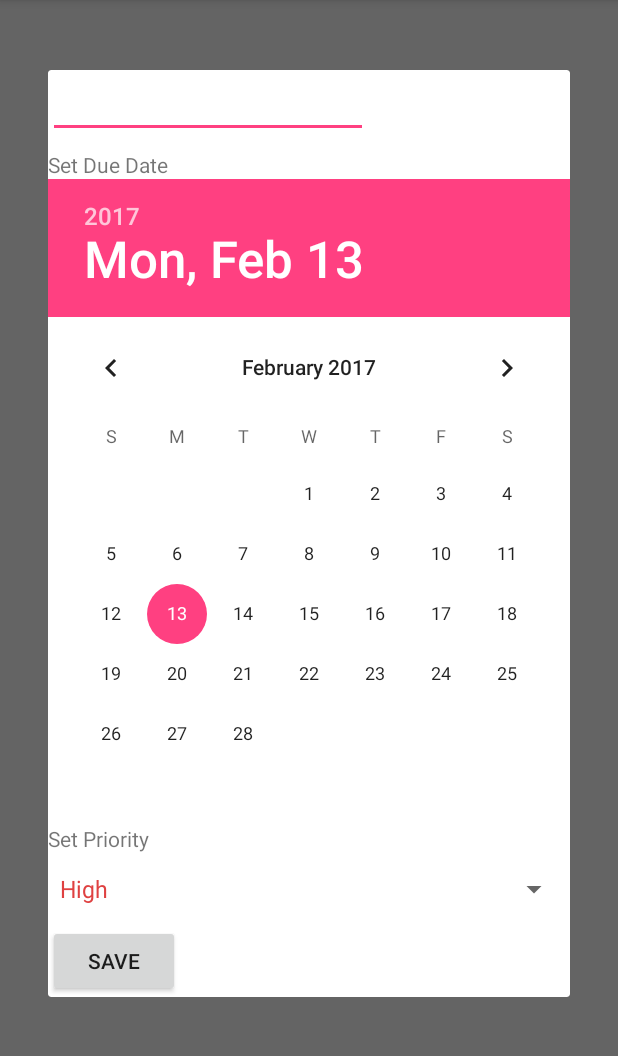
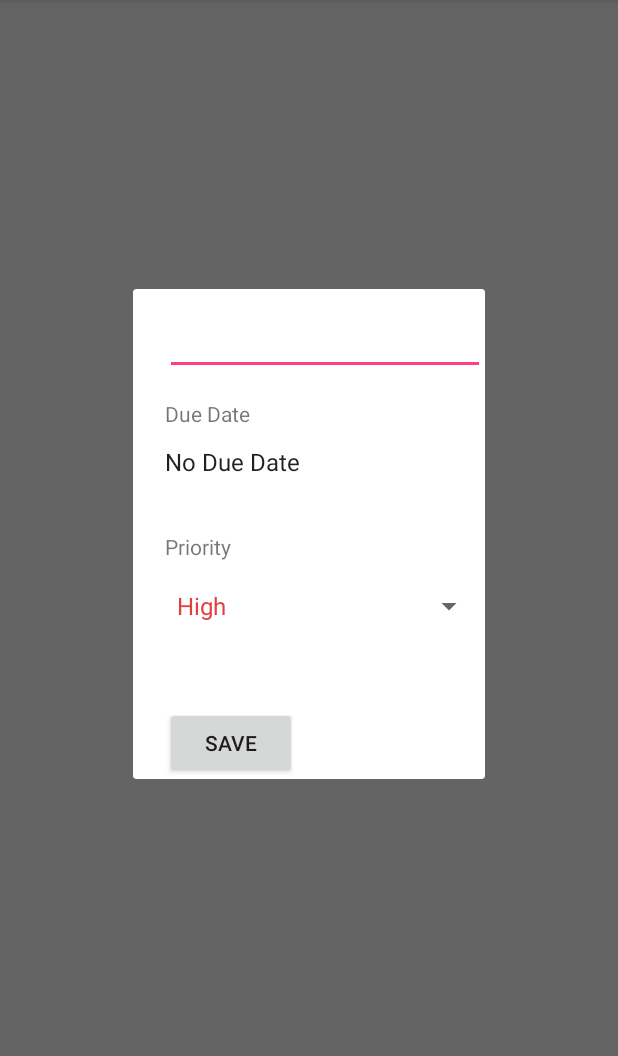
Before and after one commit to david-shao/codepath-app0, an Android app: the fragment EditItemFragment shown on its own in the app's theme, on a phone screen of 412 x 824 dp, the part 84-1140 px from its top. Run offline under Robolectric (Android 15) with nearby library versions, the phone set to English and light mode, and no system bars; libraries missing offline, so code that uses them is left out: com.raizlabs.android; 7 statements that could not run were skipped.

Commit message:
moving date picker to its own dialog fragment

```diff
--- a/app/src/main/java/com/david/todo/adapters/TodoItemsAdapter.java
+++ b/app/src/main/java/com/david/todo/adapters/TodoItemsAdapter.java
@@ -65,7 +65,11 @@ public class TodoItemsAdapter extends ArrayAdapter<TodoItem> {
         Date dueDate = todoItem.getDueDate();
         if (dueDate != null) {
             DateFormat df = DateFormat.getDateInstance();
-            String dateStr = getContext().getResources().getString(R.string.due_date_prefix) + " " + df.format(dueDate);
+            CharSequence dateStr = getContext().getResources().getString(R.string.due_date_prefix) + " " + df.format(dueDate);
+            if (dueDate.before(new Date())) {
+                //if past due date, set to high priority color
+                dateStr = StyleUtil.applyColor(dateStr, getContext().getResources().getColor(R.color.highPriority));
+            }
             viewHolder.tvDueDate.setText(dateStr);
         } else {
             viewHolder.tvDueDate.setText("");
--- a/app/src/main/java/com/david/todo/fragments/EditItemFragment.java
+++ b/app/src/main/java/com/david/todo/fragments/EditItemFragment.java
@@ -3,32 +3,33 @@ package com.david.todo.fragments;
 import android.os.Bundle;
 import android.support.annotation.Nullable;
 import android.support.v4.app.DialogFragment;
+import android.support.v4.app.FragmentManager;
 import android.view.LayoutInflater;
 import android.view.View;
 import android.view.ViewGroup;
 import android.widget.AdapterView;
 import android.widget.ArrayAdapter;
 import android.widget.Button;
-import android.widget.DatePicker;
 import android.widget.EditText;
 import android.widget.Spinner;
+import android.widget.TextView;
 
 import com.david.todo.R;
 import com.david.todo.models.TodoItem;
 import com.david.todo.utils.StyleUtil;
 
-import java.util.Calendar;
+import java.text.DateFormat;
 import java.util.Date;
 
 /**
  * Created by David on 2/12/2017.
  */
 
-public class EditItemFragment extends DialogFragment implements View.OnClickListener, AdapterView.OnItemSelectedListener {
+public class EditItemFragment extends DialogFragment implements View.OnClickListener, AdapterView.OnItemSelectedListener, DatePickerFragment.DatePickerDialogListener {
     private int position;
     private TodoItem todoItem;
     private EditText etEditItem;
-    private DatePicker dpDueDate;
+    private TextView tvDate;
     private Spinner spPriority;
 
     public EditItemFragment() {
@@ -69,19 +70,22 @@ public class EditItemFragment extends DialogFragment implements View.OnClickList
         etEditItem = (EditText) view.findViewById(R.id.etEditItem);
         etEditItem.setText(todoItem.getText());
 
-        //initialize date picker
-        dpDueDate = (DatePicker) view.findViewById(R.id.dpDueDate);
-        Calendar calendar = Calendar.getInstance();
+        //initialize due date
+        tvDate = (TextView) view.findViewById(R.id.tvDate);
         Date dueDate = todoItem.getDueDate();
         if (dueDate != null) {
-            calendar.setTime(dueDate);
+            tvDate.setText(DateFormat.getDateInstance().format(dueDate));
+        } else {
+            tvDate.setText(getResources().getString(R.string.due_date_none));
         }
-        dpDueDate.init(calendar.get(Calendar.YEAR), calendar.get(Calendar.MONTH), calendar.get(Calendar.DAY_OF_MONTH), new DatePicker.OnDateChangedListener() {
+
+        tvDate.setOnClickListener(new View.OnClickListener() {
             @Override
-            public void onDateChanged(DatePicker view, int year, int monthOfYear, int dayOfMonth) {
-                Calendar calendar = Calendar.getInstance();
-                calendar.set(year, monthOfYear, dayOfMonth);
-                todoItem.setDueDate(calendar.getTime());
+            public void onClick(View v) {
+                FragmentManager fm = getFragmentManager();
+                DatePickerFragment datePickerFragment = DatePickerFragment.newInstance(todoItem.getDueDate());
+                datePickerFragment.setTargetFragment(EditItemFragment.this, 300);
+                datePickerFragment.show(fm, "fragment_date_picker");
             }
         });
 
@@ -120,6 +124,13 @@ public class EditItemFragment extends DialogFragment implements View.OnClickList
         dismiss();
     }
 
+    /**
+     * Handlers for priority dropdown.
+     * @param parent
+     * @param v
+     * @param position
+     * @param id
+     */
     @Override
     public void onItemSelected(AdapterView<?> parent, View v, int position, long id) {
         switch (position) {
@@ -134,9 +145,19 @@ public class EditItemFragment extends DialogFragment implements View.OnClickList
                 break;
         }
     }
-
     @Override
     public void onNothingSelected(AdapterView<?> parent) {
         //do nothing
     }
+
+    /**
+     * Callback for when date picker is closed.
+     * @param date
+     */
+    @Override
+    public void onDateSelected(Date date) {
+        todoItem.setDueDate(date);
+        tvDate.setText(DateFormat.getDateInstance().format(date));
+    }
+
 }
--- a/app/src/main/res/layout/fragment_edit_item.xml
+++ b/app/src/main/res/layout/fragment_edit_item.xml
@@ -1,14 +1,33 @@
 <?xml version="1.0" encoding="utf-8"?>
-<LinearLayout xmlns:android="http://schemas.android.com/apk/res/android"
+<RelativeLayout xmlns:android="http://schemas.android.com/apk/res/android"
+    xmlns:tools="http://schemas.android.com/tools"
     android:orientation="vertical" android:layout_width="match_parent"
     android:layout_height="match_parent">
+
+    <TextView
+        android:layout_width="wrap_content"
+        android:layout_height="wrap_content"
+        android:inputType="date"
+        android:ems="10"
+        android:layout_marginTop="11dp"
+        android:id="@+id/tvDate"
+        android:layout_below="@+id/tvDueDate"
+        android:layout_alignLeft="@+id/tvDueDate"
+        android:layout_alignStart="@+id/tvDueDate"
+        android:textAppearance="@style/TextAppearance.AppCompat.Subhead"
+        android:layout_alignRight="@+id/etEditItem"
+        android:layout_alignEnd="@+id/etEditItem" />
 
     <EditText
         android:layout_width="wrap_content"
         android:layout_height="wrap_content"
         android:inputType="textMultiLine"
         android:ems="10"
-        android:id="@+id/etEditItem" >
+        android:id="@+id/etEditItem"
+        android:layout_marginTop="12dp"
+        android:layout_alignParentTop="true"
+        android:layout_alignLeft="@+id/btnSaveItem"
+        android:layout_alignStart="@+id/btnSaveItem">
 
         <requestFocus />
     </EditText>
@@ -17,29 +36,46 @@
         android:text="@string/due_date"
         android:layout_width="wrap_content"
         android:layout_height="wrap_content"
-        android:layout_marginTop="8dp"
-        android:id="@+id/tvDueDate" />
-
-    <DatePicker
-        android:layout_width="wrap_content"
-        android:layout_height="wrap_content"
-        android:id="@+id/dpDueDate" />
+        android:layout_marginTop="16dp"
+        android:id="@+id/tvDueDate"
+        android:layout_below="@+id/etEditItem"
+        android:layout_alignLeft="@+id/etEditItem"
+        android:layout_alignStart="@+id/etEditItem" />
 
     <TextView
         android:text="@string/set_priority"
         android:layout_width="match_parent"
         android:layout_height="wrap_content"
-        android:id="@+id/tvPriority" />
+        android:id="@+id/tvPriority"
+        android:layout_marginTop="36dp"
+        android:layout_below="@+id/tvDate"
+        android:layout_alignLeft="@+id/tvDate"
+        android:layout_alignStart="@+id/tvDate"
+        android:layout_alignRight="@+id/tvDate"
+        android:layout_alignEnd="@+id/tvDate" />
 
     <Spinner
         android:layout_width="match_parent"
         android:layout_height="wrap_content"
-        android:id="@+id/spPriority" />
+        android:id="@+id/spPriority"
+        android:layout_marginTop="6dp"
+        android:layout_below="@+id/tvPriority"
+        android:layout_alignLeft="@+id/tvPriority"
+        android:layout_alignStart="@+id/tvPriority"
+        android:layout_alignRight="@+id/tvDate"
+        android:layout_alignEnd="@+id/tvDate" />
 
     <Button
         android:text="@string/save"
         android:layout_width="wrap_content"
         android:layout_height="wrap_content"
-        android:id="@+id/btnSaveItem" />
+        android:id="@+id/btnSaveItem"
+        android:layout_marginLeft="21dp"
+        android:layout_marginStart="21dp"
+        android:layout_marginTop="43dp"
+        android:layout_below="@+id/spPriority"
+        android:layout_alignParentLeft="true"
+        android:layout_alignParentStart="true" />
 
-</LinearLayout>
+
+</RelativeLayout>
--- a/app/src/main/res/values/strings.xml
+++ b/app/src/main/res/values/strings.xml
@@ -4,11 +4,13 @@
     <string name="add_item">Add a new item...</string>
     <string name="save">Save</string>
     <string name="todo_item">ToDo</string>
-    <string name="due_date">Set Due Date</string>
+    <string name="due_date">Due Date</string>
     <string name="due_date_prefix">Due:</string>
     <string name="edit_item_frag_title">Edit</string>
     <string name="priority_high">High</string>
     <string name="priority_medium">Medium</string>
     <string name="priority_low">Low</string>
-    <string name="set_priority">Set Priority</string>
+    <string name="set_priority">Priority</string>
+    <string name="date_picker_frag_title">Select Date</string>
+    <string name="due_date_none">No Due Date</string>
 </resources>
```
Also changed, not shown: app/src/main/java/com/david/todo/fragments/DatePickerFragment.java (added, +70 -0 lines), app/src/main/res/layout/fragment_date_picker.xml (added, +11 -0 lines), 1 other file.
